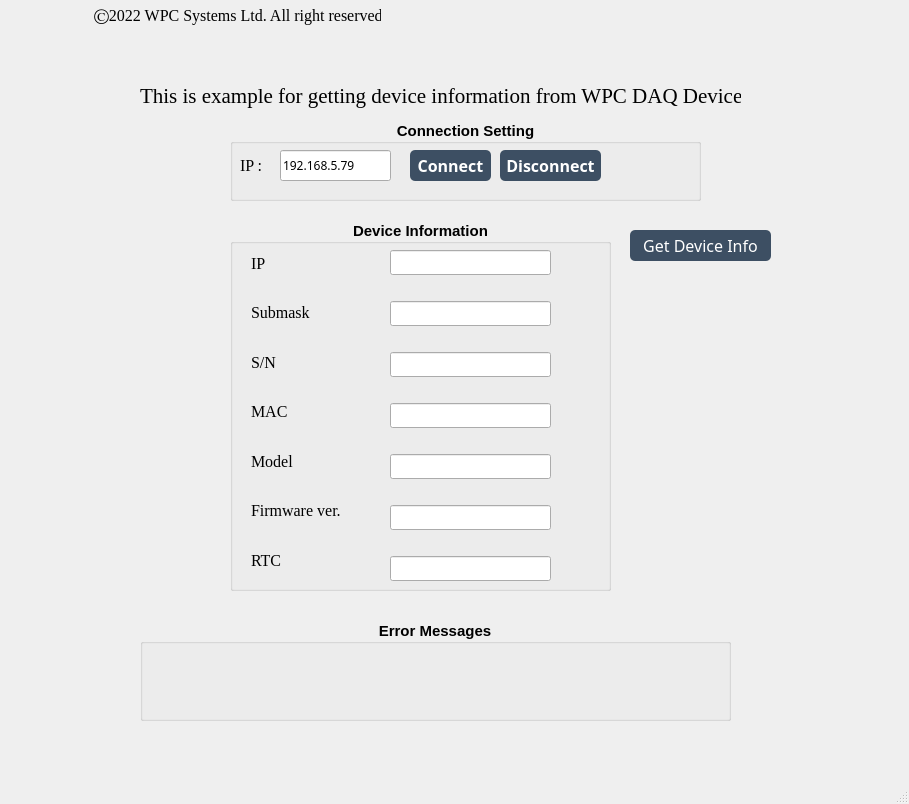
First picture: the form in Examples/GUI/General/Example_get_device_info/UI_design/example_GUI_Get_Device_Information.ui, repository WPC-Systems-Ltd/WPC_Python_driver_release, before the edit.
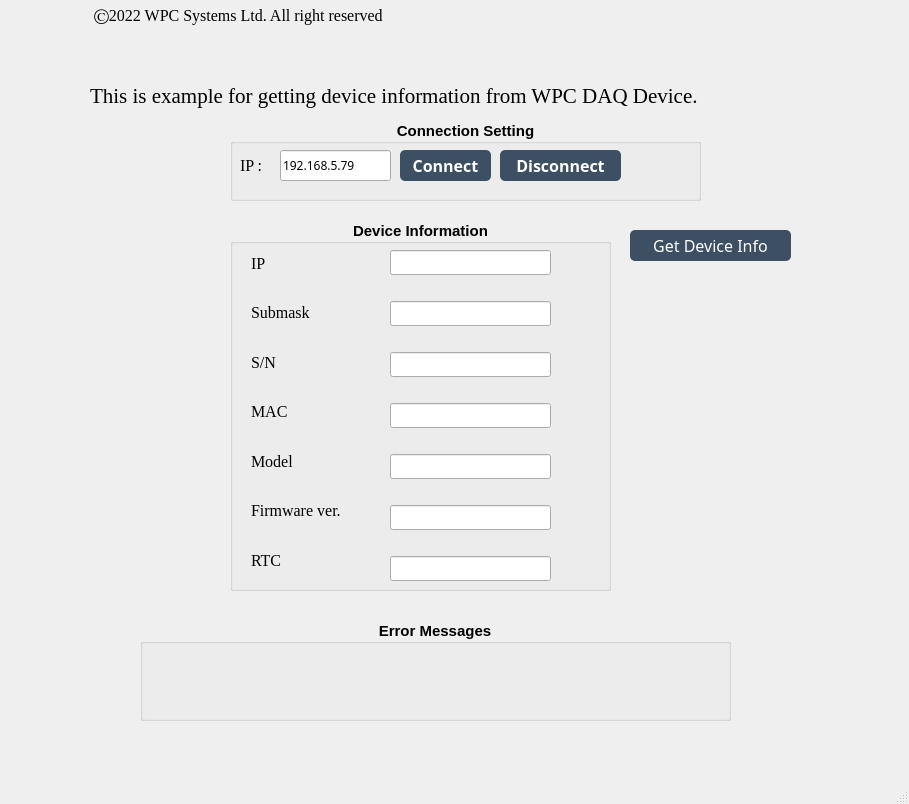
Second picture: the form after the edit. Icons and pictures are not drawn.

What changed in the file:
```diff
--- a/Examples/GUI/General/Example_get_device_info/UI_design/example_GUI_Get_Device_Information.ui
+++ b/Examples/GUI/General/Example_get_device_info/UI_design/example_GUI_Get_Device_Information.ui
@@ -38,7 +38,7 @@
      <rect>
       <x>90</x>
       <y>0</y>
-      <width>291</width>
+      <width>521</width>
       <height>31</height>
      </rect>
     </property>
@@ -55,9 +55,9 @@
    <widget class="QLabel" name="lb_declare">
     <property name="geometry">
      <rect>
-      <x>140</x>
+      <x>90</x>
       <y>80</y>
-      <width>601</width>
+      <width>791</width>
       <height>31</height>
      </rect>
     </property>
@@ -102,9 +102,9 @@
     <widget class="QPushButton" name="btn_connect">
      <property name="geometry">
       <rect>
-       <x>180</x>
+       <x>170</x>
        <y>30</y>
-       <width>81</width>
+       <width>91</width>
        <height>31</height>
       </rect>
      </property>
@@ -137,7 +137,7 @@
       <rect>
        <x>270</x>
        <y>30</y>
-       <width>101</width>
+       <width>121</width>
        <height>31</height>
       </rect>
      </property>
@@ -210,7 +210,7 @@
     <widget class="QLabel" name="lb_led">
      <property name="geometry">
       <rect>
-       <x>390</x>
+       <x>410</x>
        <y>20</y>
        <width>51</width>
        <height>51</height>
@@ -495,7 +495,7 @@
      <rect>
       <x>630</x>
       <y>230</y>
-      <width>141</width>
+      <width>161</width>
       <height>31</height>
      </rect>
     </property>
```
